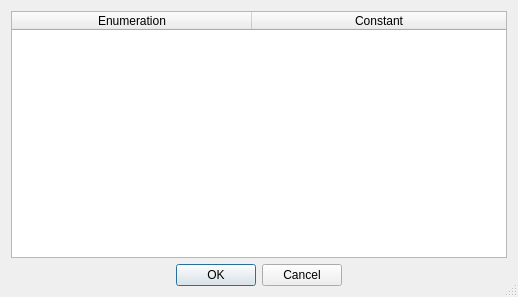
First picture: the form in bit_tester/ks_bit_tester_ui.ui, repository knifeyspoony/idapython_scripts, before the edit.
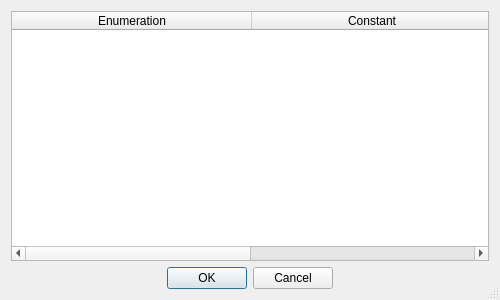
Second picture: the form after the edit.

What changed in the file:
```diff
--- a/bit_tester/ks_bit_tester_ui.ui
+++ b/bit_tester/ks_bit_tester_ui.ui
@@ -6,8 +6,8 @@
    <rect>
     <x>0</x>
     <y>0</y>
-    <width>518</width>
-    <height>297</height>
+    <width>500</width>
+    <height>300</height>
    </rect>
   </property>
   <property name="sizePolicy">
```
Left out of the diff: 2 changed lines with no effect on the pictures.
